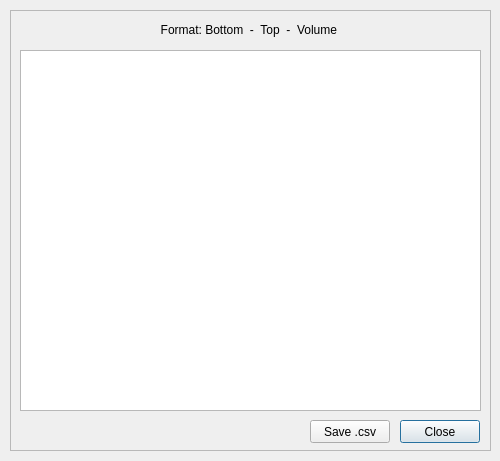
Old version of the form plugins/qCMAT/ui/displaySurface.ui in the repository SuzanaLucia/qCMAT.
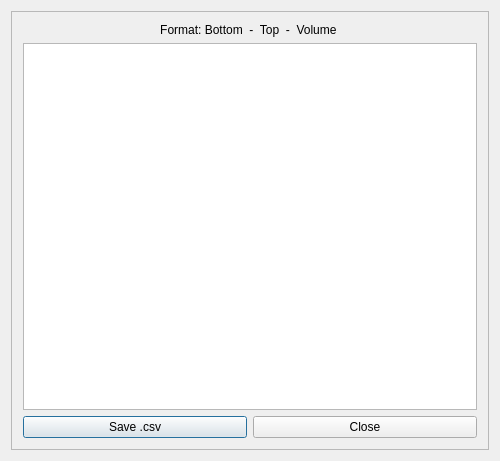
New version of the form.

Patch:
```diff
--- a/plugins/qCMAT/ui/displaySurface.ui
+++ b/plugins/qCMAT/ui/displaySurface.ui
@@ -13,30 +13,18 @@
   <property name="windowTitle">
    <string>display surfaces</string>
   </property>
+  <layout class="QGridLayout" name="gridLayout">
+   <item row="0" column="0">
   <widget class="QFrame" name="frame">
-   <property name="geometry">
-    <rect>
-     <x>10</x>
-     <y>10</y>
-     <width>481</width>
-     <height>441</height>
-    </rect>
-   </property>
    <property name="frameShape">
     <enum>QFrame::StyledPanel</enum>
    </property>
    <property name="frameShadow">
     <enum>QFrame::Raised</enum>
    </property>
+     <layout class="QGridLayout" name="gridLayout_2">
+      <item row="0" column="0" colspan="2">
    <widget class="QLabel" name="title">
-    <property name="geometry">
-     <rect>
-      <x>10</x>
-      <y>10</y>
-      <width>461</width>
-      <height>20</height>
-     </rect>
-    </property>
     <property name="text">
      <string>Format: Bottom  -  Top  -  Volume </string>
     </property>
@@ -44,43 +32,28 @@
      <set>Qt::AlignCenter</set>
     </property>
    </widget>
-   <widget class="QTextEdit" name="Text">
-    <property name="geometry">
-     <rect>
-      <x>10</x>
-      <y>40</y>
-      <width>461</width>
-      <height>361</height>
-     </rect>
-    </property>
-   </widget>
-   <widget class="QPushButton" name="Close">
-    <property name="geometry">
-     <rect>
-      <x>390</x>
-      <y>410</y>
-      <width>80</width>
-      <height>23</height>
-     </rect>
-    </property>
-    <property name="text">
-     <string>Close</string>
-    </property>
-   </widget>
+      </item>
+      <item row="1" column="0" colspan="2">
+       <widget class="QTextEdit" name="Text"/>
+      </item>
+      <item row="2" column="0">
    <widget class="QPushButton" name="SaveCSV">
-    <property name="geometry">
-     <rect>
-      <x>300</x>
-      <y>410</y>
-      <width>80</width>
-      <height>23</height>
-     </rect>
-    </property>
     <property name="text">
      <string>Save .csv</string>
     </property>
    </widget>
-  </widget>
+      </item>
+      <item row="2" column="1">
+       <widget class="QPushButton" name="Close">
+        <property name="text">
+         <string>Close</string>
+        </property>
+       </widget>
+      </item>
+     </layout>
+    </widget>
+   </item>
+  </layout>
  </widget>
  <layoutdefault spacing="6" margin="11"/>
  <resources/>
```
Lines whose indentation alone changed are shown as unchanged.
